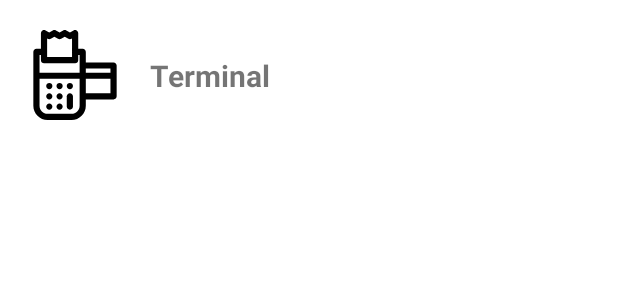
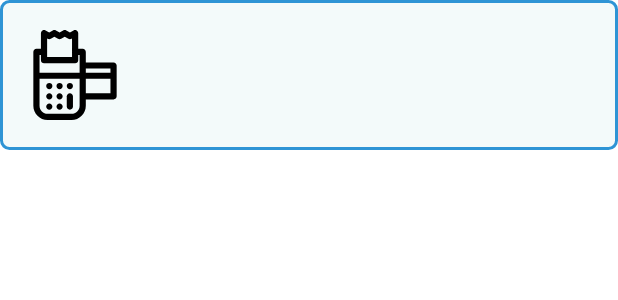
Before and after one commit to YavinAPI/Demo-Cash-Register, an Android app: the layout terminal_row_item_layout.xml on its own in the app's theme, with its tools: preview values and no code run, on a phone screen of 412 x 824 dp. Shown: the top 300 px of the screen. Run offline under Robolectric (Android 15) with nearby library versions, the phone set to English and light mode, and no system bars.

Commit message:
create select terminal fragment

```diff
--- /dev/null
+++ b/app/src/main/res/drawable/terminal_list_item_bg.xml
@@ -0,0 +1,18 @@
+<?xml version="1.0" encoding="utf-8"?>
+<shape xmlns:android="http://schemas.android.com/apk/res/android"
+    android:shape="rectangle" >
+
+    <corners
+        android:bottomLeftRadius="5dp"
+        android:bottomRightRadius="5dp"
+        android:radius="0.1dp"
+        android:topLeftRadius="5dp"
+        android:topRightRadius="5dp" />
+
+    <solid android:color="#F3FAFA" />
+
+    <stroke
+        android:width="2dp"
+        android:color="#2E94D5" />
+
+</shape>
--- a/app/src/main/res/layout/terminal_row_item_layout.xml
+++ b/app/src/main/res/layout/terminal_row_item_layout.xml
@@ -1,9 +1,11 @@
 <?xml version="1.0" encoding="utf-8"?>
 <androidx.constraintlayout.widget.ConstraintLayout xmlns:android="http://schemas.android.com/apk/res/android"
     xmlns:app="http://schemas.android.com/apk/res-auto"
-    xmlns:tools="http://schemas.android.com/tools"
     android:layout_width="match_parent"
-    android:layout_height="100dp">
+    android:background="@drawable/terminal_list_item_bg"
+    android:layout_height="100dp"
+    android:layout_marginBottom="5dp"
+    >
 
     <ImageView
         android:id="@+id/imageView"
@@ -13,16 +15,17 @@
         android:src="@drawable/ic_credit_card_svgrepo_com"
         app:layout_constraintBottom_toBottomOf="parent"
         app:layout_constraintStart_toStartOf="parent"
-        app:layout_constraintTop_toTopOf="parent" />
+        app:layout_constraintTop_toTopOf="parent"
+        android:contentDescription="@string/terminal" />
 
     <TextView
+        android:id="@+id/terminal_name_label"
         android:layout_width="0dp"
         android:layout_marginHorizontal="20dp"
         android:layout_height="wrap_content"
         app:layout_constraintBottom_toBottomOf="parent"
         app:layout_constraintEnd_toEndOf="parent"
         android:textSize="20sp"
-        android:text="Terminal"
         android:textStyle="bold"
         app:layout_constraintStart_toEndOf="@+id/imageView"
         app:layout_constraintTop_toTopOf="parent" />
--- a/app/src/main/res/values/strings.xml
+++ b/app/src/main/res/values/strings.xml
@@ -308,4 +308,6 @@
     <string name="_7" translatable="false">7</string>
     <string name="_8" translatable="false">8</string>
     <string name="_9" translatable="false">9</string>
+
+    <string name="select_a_terminal">Select a terminal</string>
 </resources>
```
Also changed, not shown: app/src/main/java/com/yavin/cashregister/service/repository/TransactionRepository.kt (added, +7 -0 lines), app/src/main/java/com/yavin/cashregister/view/adapter/TerminalsAdapter.kt (+44 -6 lines), app/src/main/java/com/yavin/cashregister/view/ui/HomeFragment.kt (+8 -1 lines), app/src/main/java/com/yavin/cashregister/view/ui/PaymentFragment.kt (+10 -1 lines), app/src/main/java/com/yavin/cashregister/view/ui/SelectTerminalFragment.kt (added, +37 -0 lines), app/src/main/java/com/yavin/cashregister/viewmodel/PaymentViewModel.kt (added, +9 -0 lines), app/src/main/res/layout/select_terminal_screen_layout.xml (added, +36 -0 lines), app/src/main/res/navigation/nav_graph.xml (+13 -0 lines).
